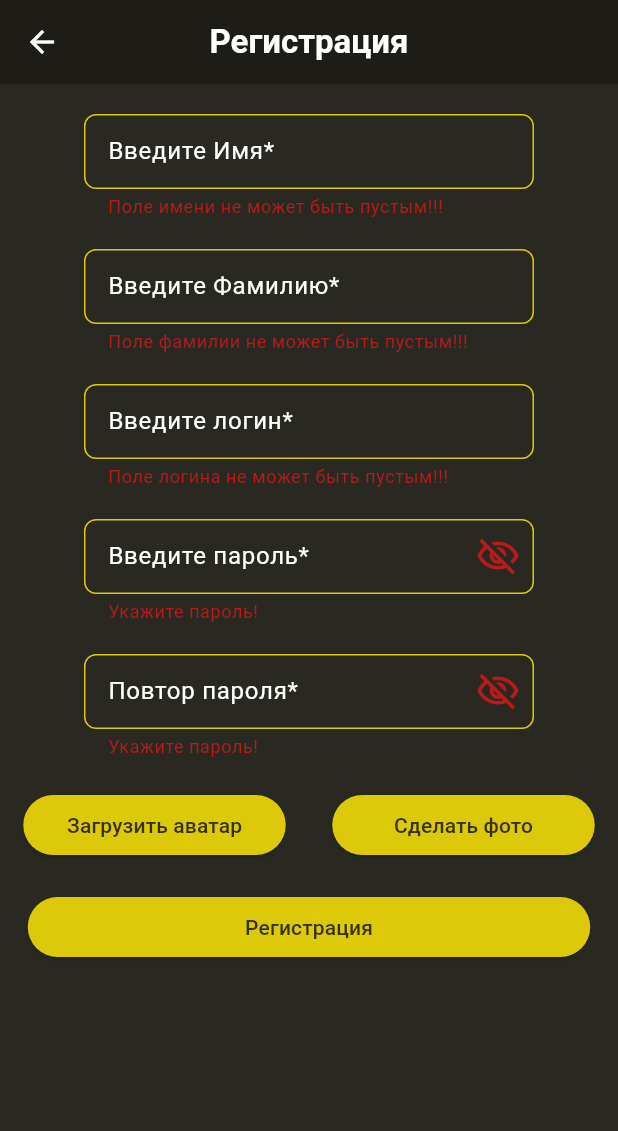
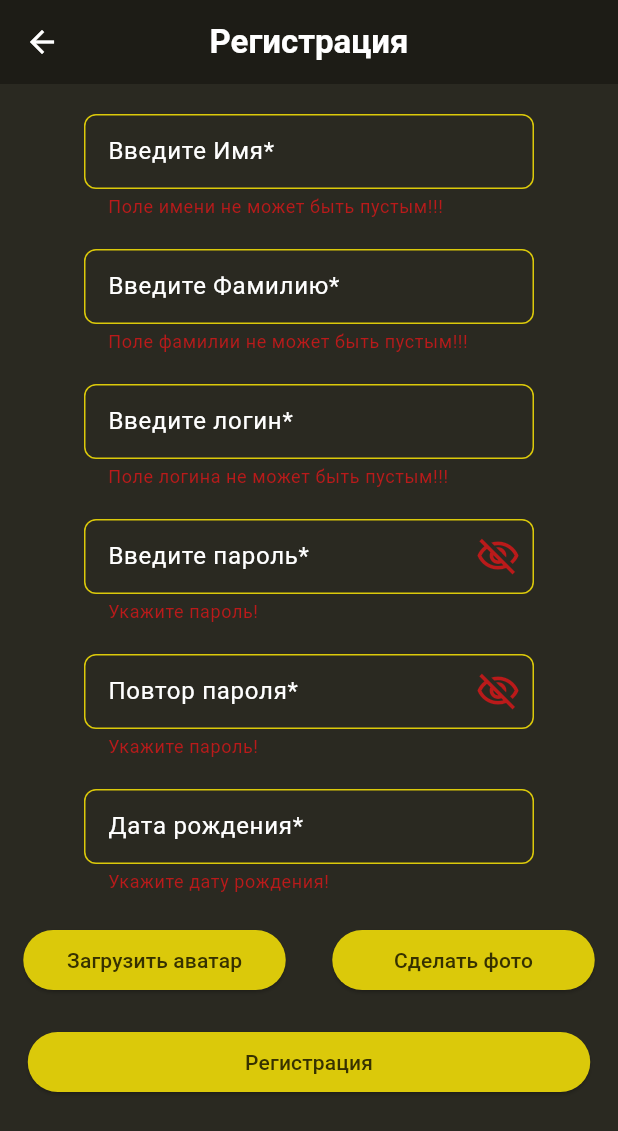
Before and after one commit to Ilya-Chayka99/university_assignment_from_Flutter, a Flutter app: the RegisterScreen screen opened by its route, after a tap on "Регистрация", on a phone screen of 412 x 824 dp. Shown: the top 1131 px of the screen. Run offline on Flutter 3.47's test engine with Material 3 defaults, Android fonts, the phone set to English and light mode, and no system bars; our stand-ins replace dio, hive_flutter, image_picker, pedometer, permission_handler; missing offline and left inert: dart:ffi; accounts and stored records are empty.

Commit message:
регистрация

```diff
--- /dev/null
+++ b/lib/features/task_5/User.dart
@@ -0,0 +1,15 @@
+
+import 'dart:ffi';
+
+class User {
+   late Int id;
+	 late String name;
+	 late String lastName;
+	 late String login;
+	 late String password;
+	 late DateTime birghtDay;
+	 late String avatarHash;
+
+  User(this.name,this.lastName,this.login,this.password,this.birghtDay,this.avatarHash);
+
+}
--- a/lib/features/task_5/register.dart
+++ b/lib/features/task_5/register.dart
@@ -4,6 +4,8 @@ import 'dart:io';
 
 import 'package:flutter/material.dart';
 import 'package:image_picker/image_picker.dart';
+import 'package:university_assignment/features/repositories/image/image_repositiry.dart';
+import 'package:university_assignment/features/task_5/User.dart';
 
 class RegisterScreen extends StatefulWidget {
   const RegisterScreen({super.key});
@@ -18,6 +20,7 @@ class _RegisterScreenState extends State<RegisterScreen> {
   final surnameController = TextEditingController();
   final loginController = TextEditingController();
   final passController = TextEditingController();
+  final dateController = TextEditingController();
   bool passwordVisibility = false;
   File? image;
 
@@ -28,6 +31,7 @@ class _RegisterScreenState extends State<RegisterScreen> {
     setState(() {
       this.image = imageTemporary;
     });
+
   }
 
   @override
@@ -362,6 +366,58 @@ class _RegisterScreenState extends State<RegisterScreen> {
                       ],
                     ),
                   ),
+                  Padding(
+                    padding: const EdgeInsets.only(top: 20),
+                    child: Column(
+                      mainAxisAlignment: MainAxisAlignment.spaceAround,
+                      children: [
+                        SizedBox(
+                          width: 300,
+                          height: 70,
+                          child: TextFormField(
+                            keyboardType: TextInputType.datetime,
+                            decoration: InputDecoration(
+                              labelText: 'Дата рождения*',
+                               labelStyle: const TextStyle(
+                                color: Colors.white
+                               ),
+                                enabledBorder:  OutlineInputBorder(
+                                    borderSide: const BorderSide(
+                                    width: 1, color: Color.fromARGB(255, 219, 201, 10)),
+                                borderRadius: BorderRadius.circular(8),
+                              ),
+                              focusedBorder: OutlineInputBorder(
+                              borderSide: const BorderSide(
+                                width: 1, color: Color.fromARGB(255, 219, 201, 10)
+                              ),
+                              borderRadius: BorderRadius.circular(8),
+                            ),
+                            errorBorder: OutlineInputBorder(
+                              borderSide: const BorderSide(
+                                width: 1, color: Color.fromARGB(255, 219, 201, 10)
+                              ),
+                              borderRadius: BorderRadius.circular(8),
+                            ),
+                            focusedErrorBorder: OutlineInputBorder(
+                              borderSide: const BorderSide(
+                                width: 1, color: Color.fromARGB(255, 219, 201, 10)
+                              ),
+                              borderRadius: BorderRadius.circular(8),
+                            ),
+                            ),
+                             style: const TextStyle(
+                              color: Color.fromARGB(255, 255, 255, 255),
+                            ),
+                            controller: dateController,
+                            validator: (value) {
+                              if(value == null || value.isEmpty) return "Укажите дату рождения!";
+                              return null;
+                            },
+                          )
+                        )
+                      ],
+                    ),
+                  ),
                   image != null?
                     ClipOval(
                       child: Image.file(
@@ -412,15 +468,24 @@ class _RegisterScreenState extends State<RegisterScreen> {
                           width: 375,
                           child: ElevatedButton(
                             style: ElevatedButton.styleFrom(backgroundColor: const Color.fromARGB(255, 219, 201, 10)),
-                            onPressed: () {
+                            onPressed: () async{
                               _formKey.currentState!.validate();
-                              if (_formKey.currentState!.validate()) {
-                                // Map<String,String> map = {
-                                //   'name':nameController.text,
-                                //   'ege':egeController.text,
-                                //   'gender':_gender.toString()
-                                // };
-                                // Navigator.of(context).pushNamed('/task-1-details',arguments:map);
+                              if (_formKey.currentState!.validate() && image != null) {
+                                if(image == null) {
+                                  ScaffoldMessenger.of(context).showSnackBar(const SnackBar(content: Text('Выберите аватар!'), backgroundColor: Colors.yellow,));
+                                  return;
+                                }
+                                String article = await Repository.seveImage(image!);
+                                User user = User(nameController.text,
+                                  surnameController.text, loginController.text,
+                                  passController.text,DateTime.parse(dateController.text) , article);
+                                  String a = await Repository.seveUser(user);
+                                  if(a == "yes") {
+                                    Navigator.of(context).pushNamed('/task-5');
+                                  } else{
+                                    ScaffoldMessenger.of(context).showSnackBar(const SnackBar(content: Text('Пользователь с таким логином уже зарегистрирован!'), backgroundColor: Colors.red,));
+                                    return;
+                                  }
                               }
                             },
                             child: const Text('Регистрация',style: TextStyle(
```
Also changed, not shown: lib/features/repositories/image/image_repositiry.dart (added, +44 -0 lines).
